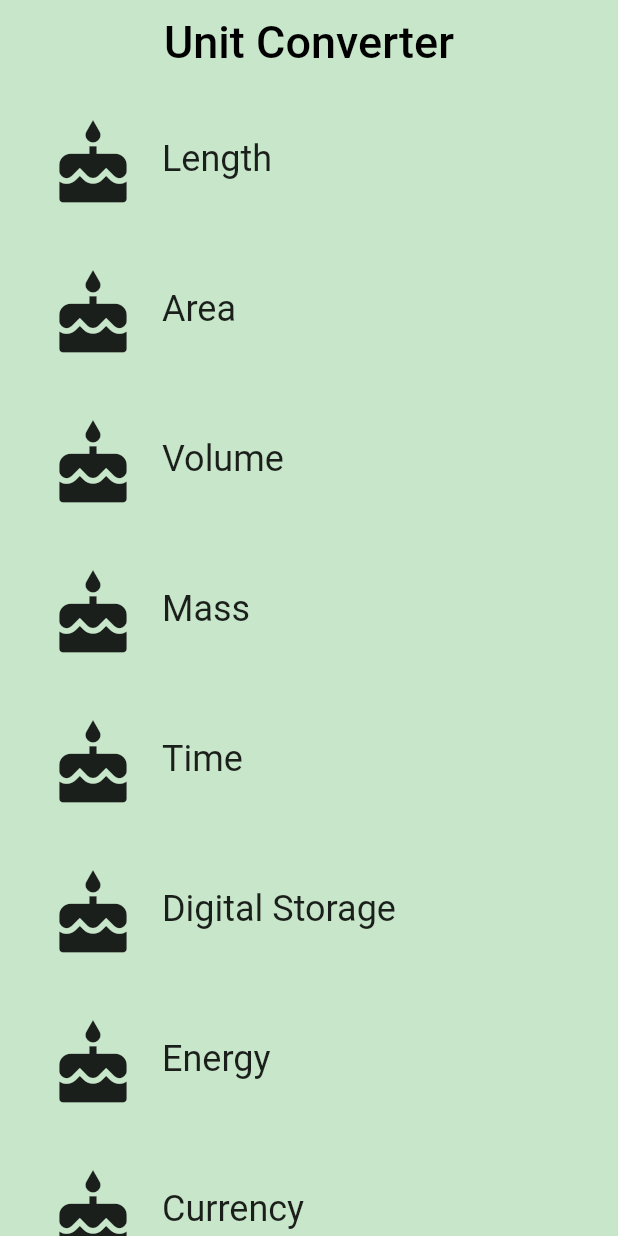
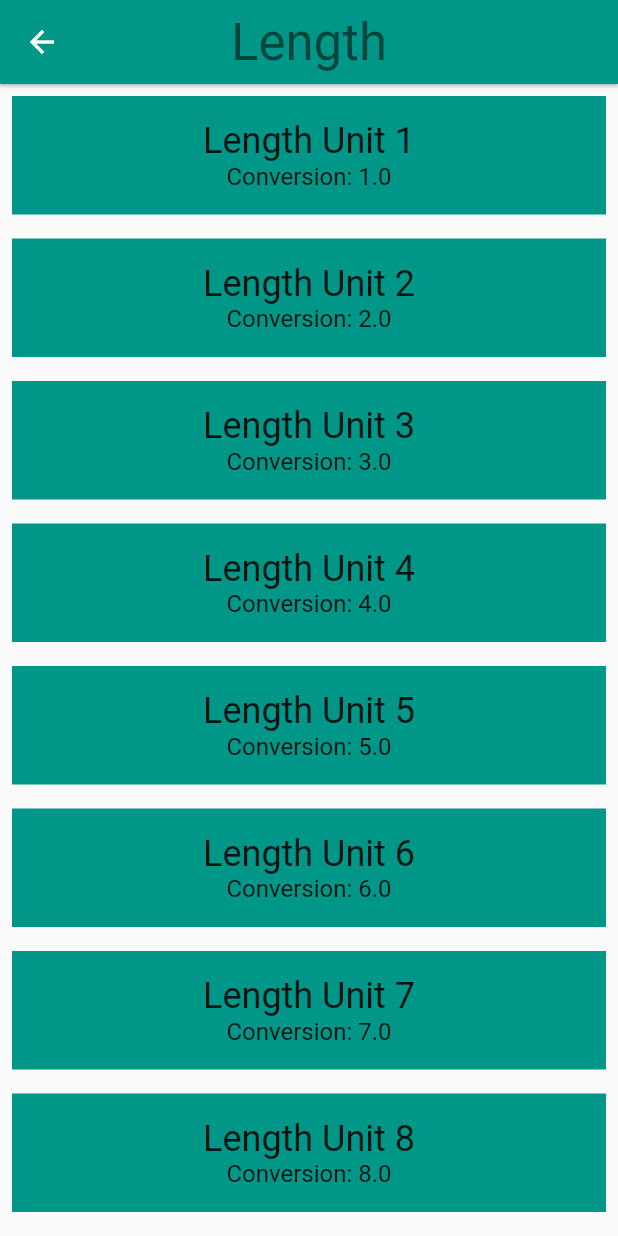
Before and after one commit to ruan65/udacity_course_flutter_unit_converter, a Flutter app: the screen it shows after launch, after a tap on "Length", on a phone screen of 412 x 824 dp. Run offline on Flutter 3.47's test engine with Material 2 defaults, Android fonts, the phone set to English and light mode, and no system bars.

Commit message:
converter screen

```diff
--- a/lib/category.dart
+++ b/lib/category.dart
@@ -1,38 +1,52 @@
 import 'package:flutter/material.dart';
+import 'package:hello_rectangle/converter_screen.dart';
+import 'package:hello_rectangle/unit.dart';
 
 final _rowHeight = 100.0;
 final _borderRadius = BorderRadius.circular(_rowHeight / 2);
 
 class Category extends StatelessWidget {
-  /// Creates a [Category].
-  ///
-  /// A [Category] saves the name of the Category (e.g. 'Length'), its color for
-  /// the UI, and the icon that represents it (e.g. a ruler).
-  // TODO: You'll need the name, color, and iconLocation from main.dart
   final String name;
   final Color color;
   final IconData iconLocation;
+  final List<Unit> units;
 
   const Category(
       {Key key,
       @required this.name,
       @required this.color,
-      @required this.iconLocation})
+      @required this.iconLocation,
+      @required this.units})
       : assert(name != null),
         assert(color != null),
         assert(iconLocation != null),
+        assert(units != null),
         super(key: key);
 
-  /// Builds a custom widget that shows [Category] information.
-  ///
-  /// This information includes the icon, name, and color for the [Category].
+  void _navigateToConverter(BuildContext context) {
+    Navigator.of(context)
+        .push(MaterialPageRoute<Null>(builder: (BuildContext ctx) {
+      return Scaffold(
+        appBar: AppBar(
+          elevation: 1,
+          title: Text(
+            name,
+            style: Theme.of(context).textTheme.display1,
+          ),
+          centerTitle: true,
+          backgroundColor: color,
+        ),
+        body: ConverterScreen(
+          color: color,
+          name: name,
+          units: units,
+        ),
+      );
+    }));
+  }
+
   @override
-  // This `context` parameter describes the location of this widget in the
-  // widget tree. It can be used for obtaining Theme data from the nearest
-  // Theme ancestor in the tree. Below, we obtain the display1 text theme.
-  // See https://docs.flutter.io/flutter/material/Theme-class.html
   Widget build(BuildContext context) {
-    // TODO: Build the custom widget here, referring to the Specs.
     return Material(
       color: Colors.transparent,
       child: Container(
@@ -41,9 +55,7 @@ class Category extends StatelessWidget {
           borderRadius: _borderRadius,
           highlightColor: color,
           splashColor: color,
-          onTap: () {
-            print('I was tapped');
-          },
+          onTap: () => _navigateToConverter(context),
           child: Padding(
             padding: EdgeInsets.all(8.0),
             child: Row(
--- a/lib/catetory_screen.dart
+++ b/lib/catetory_screen.dart
@@ -1,5 +1,6 @@
 import 'package:flutter/material.dart';
 import 'package:hello_rectangle/category.dart';
+import 'package:hello_rectangle/unit.dart';
 
 final _backgroundColor = Colors.green[100];
 
@@ -35,6 +36,16 @@ class CategoryScreen extends StatelessWidget {
     );
   }
 
+  List<Unit> _retrieveUnitList(String categoryName){
+    return List.generate(10, (int i){
+      i += 1;
+      return Unit(
+        name: '$categoryName Unit $i',
+        conversion: i.toDouble(),
+      );
+    });
+  }
+
   @override
   Widget build(BuildContext context) {
 
@@ -44,8 +55,10 @@ class CategoryScreen extends StatelessWidget {
       categories.add(Category(
           name: _categoryNames[i],
           color: _baseColors[i],
-          iconLocation: Icons.cake));
-    }
+          iconLocation: Icons.cake,
+          units: _retrieveUnitList(_categoryNames[i]),
+      ));
+      }
 
     final listView = Container(
       color: _backgroundColor,
--- /dev/null
+++ b/lib/converter_screen.dart
@@ -0,0 +1,35 @@
+import 'package:flutter/material.dart';
+import 'package:hello_rectangle/unit.dart';
+
+class ConverterScreen extends StatelessWidget {
+  final String name;
+  final Color color;
+  final List<Unit> units;
+
+  const ConverterScreen({
+    @required this.name,
+    @required this.color,
+    @required this.units,
+  })  : assert(name != null),
+        assert(color != null),
+        assert(units != null);
+
+  @override
+  Widget build(BuildContext context) {
+    final unitWidgets = units.map((Unit unit) {
+      return Container(
+        color: color,
+        margin: EdgeInsets.all(8),
+        padding: EdgeInsets.all(16),
+        child: Column(
+          children: <Widget>[
+            Text(unit.name, style: Theme.of(context).textTheme.headline,),
+            Text('Conversion: ${unit.conversion}', style: Theme.of(context).textTheme.subhead,),
+          ],
+        ),
+      );
+    }).toList();
+
+    return ListView(children: unitWidgets,);
+  }
+}
--- a/lib/main.dart
+++ b/lib/main.dart
@@ -1,16 +1,12 @@
 import 'package:flutter/material.dart';
 import 'package:hello_rectangle/catetory_screen.dart';
-import 'category.dart';
-
-const _categoryName = 'Cake';
-const _categoryIcon = Icons.cake;
-const _categoryColor = Colors.green;
 
 void main() {
   runApp(UnitConverterApp());
 }
 
 class UnitConverterApp extends StatelessWidget {
+
   @override
   Widget build(BuildContext context) {
     return MaterialApp(
@@ -19,7 +15,6 @@ class UnitConverterApp extends StatelessWidget {
       home: Scaffold(
         backgroundColor: Colors.green[100],
         body: Center(
-          // TODO: Determine what properties you'll need to pass into the widget
           child: CategoryScreen(),
         ),
       ),
--- /dev/null
+++ b/lib/unit.dart
@@ -0,0 +1,16 @@
+class Unit {
+  final String name;
+  final double conversion;
+
+  const Unit({
+    this.name,
+    this.conversion,
+  })  : assert(name != null),
+        assert(conversion != null);
+
+  Unit.fromJson(Map jsonMap)
+      : assert(jsonMap['name'] != null),
+        assert(jsonMap['convertion'] != null),
+        name = jsonMap['name'],
+        conversion = jsonMap['convertion'].toDouble();
+}
```
Also changed, not shown: 202 other files.
